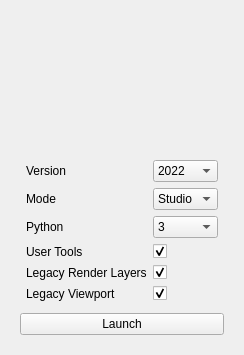
This is UI/main.ui in SGSMarkNA/Software_Launcher as Qt 5 draws it before an edit. The edited form follows.
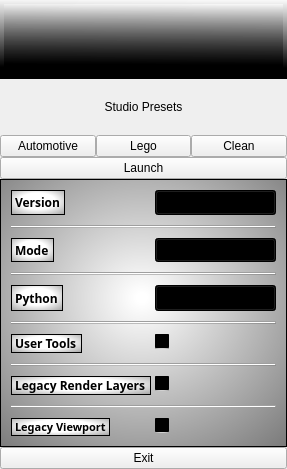
This is the edited form. Icons and pictures are not drawn. Custom widgets are drawn as their Qt base class.

Commit message: added Lego preset Button

Patch:
```diff
--- a/UI/main.ui
+++ b/UI/main.ui
@@ -6,31 +6,64 @@
    <rect>
     <x>0</x>
     <y>0</y>
-    <width>230</width>
-    <height>340</height>
+    <width>287</width>
+    <height>469</height>
    </rect>
   </property>
   <property name="windowTitle">
    <string>Software Launcher</string>
   </property>
   <layout class="QVBoxLayout" name="verticalLayout_2">
+   <property name="spacing">
+    <number>0</number>
+   </property>
+   <property name="leftMargin">
+    <number>0</number>
+   </property>
+   <property name="topMargin">
+    <number>0</number>
+   </property>
+   <property name="rightMargin">
+    <number>0</number>
+   </property>
+   <property name="bottomMargin">
+    <number>0</number>
+   </property>
    <item>
     <widget class="QWidget" name="widget" native="true">
      <layout class="QVBoxLayout" name="verticalLayout">
+      <property name="spacing">
+       <number>0</number>
+      </property>
+      <property name="leftMargin">
+       <number>0</number>
+      </property>
+      <property name="topMargin">
+       <number>0</number>
+      </property>
+      <property name="rightMargin">
+       <number>0</number>
+      </property>
+      <property name="bottomMargin">
+       <number>0</number>
+      </property>
       <item>
        <widget class="QWidget" name="widget_2" native="true">
+        <property name="styleSheet">
+         <string notr="true">background-color: qlineargradient(spread:pad, x1:0.433, y1:1, x2:0.449, y2:0, stop:0.147727 rgba(0, 0, 0, 255), stop:1 rgba(255, 255, 255, 135));</string>
+        </property>
         <layout class="QHBoxLayout" name="horizontalLayout">
          <property name="leftMargin">
-          <number>0</number>
+          <number>4</number>
          </property>
          <property name="topMargin">
-          <number>0</number>
+          <number>4</number>
          </property>
          <property name="rightMargin">
-          <number>0</number>
+          <number>4</number>
          </property>
          <property name="bottomMargin">
-          <number>0</number>
+          <number>4</number>
          </property>
          <item>
           <widget class="QLabel" name="label">
@@ -40,12 +73,6 @@
              <verstretch>128</verstretch>
             </sizepolicy>
            </property>
-           <property name="minimumSize">
-            <size>
-             <width>128</width>
-             <height>128</height>
-            </size>
-           </property>
            <property name="text">
             <string/>
            </property>
@@ -64,7 +91,92 @@
        </widget>
       </item>
       <item>
+       <layout class="QVBoxLayout" name="verticalLayout_4">
+        <item>
+         <widget class="QLabel" name="label_2">
+          <property name="text">
+           <string>Studio Presets</string>
+          </property>
+          <property name="alignment">
+           <set>Qt::AlignCenter</set>
+          </property>
+         </widget>
+        </item>
+        <item>
+         <layout class="QHBoxLayout" name="horizontalLayout_2">
+          <item>
+           <widget class="QPushButton" name="AutomotiveButton">
+            <property name="text">
+             <string>Automotive</string>
+            </property>
+           </widget>
+          </item>
+          <item>
+           <widget class="QPushButton" name="LegoButton">
+            <property name="text">
+             <string>Lego</string>
+            </property>
+           </widget>
+          </item>
+          <item>
+           <widget class="QPushButton" name="CleanButton">
+            <property name="text">
+             <string>Clean</string>
+            </property>
+           </widget>
+          </item>
+         </layout>
+        </item>
+       </layout>
+      </item>
+      <item>
+       <widget class="QPushButton" name="LaunchButton">
+        <property name="text">
+         <string>Launch</string>
+        </property>
+       </widget>
+      </item>
+      <item>
+       <widget class="QFrame" name="frame">
+        <property name="styleSheet">
+         <string notr="true">background-color: qradialgradient(spread:repeat, cx:0.488, cy:0.459, radius:1.565, fx:0.494, fy:0.443, stop:0.0113636 rgba(255, 255, 255, 255), stop:0.903409 rgba(0, 0, 0, 255));</string>
+        </property>
+        <property name="frameShape">
+         <enum>QFrame::Box</enum>
+        </property>
+        <property name="frameShadow">
+         <enum>QFrame::Plain</enum>
+        </property>
+        <layout class="QVBoxLayout" name="verticalLayout_3" stretch="0">
+         <property name="spacing">
+          <number>4</number>
+         </property>
+         <property name="leftMargin">
+          <number>4</number>
+         </property>
+         <property name="topMargin">
+          <number>4</number>
+         </property>
+         <property name="rightMargin">
+          <number>4</number>
+         </property>
+         <property name="bottomMargin">
+          <number>4</number>
+         </property>
+         <item>
        <layout class="QFormLayout" name="formLayout">
+           <property name="sizeConstraint">
+            <enum>QLayout::SetMinimumSize</enum>
+           </property>
+           <property name="fieldGrowthPolicy">
+            <enum>QFormLayout::AllNonFixedFieldsGrow</enum>
+           </property>
+           <property name="labelAlignment">
+            <set>Qt::AlignJustify|Qt::AlignVCenter</set>
+           </property>
+           <property name="verticalSpacing">
+            <number>10</number>
+           </property>
         <property name="leftMargin">
          <number>6</number>
         </property>
@@ -79,6 +191,19 @@
         </property>
         <item row="0" column="0">
          <widget class="QLabel" name="versionLabel">
+             <property name="font">
+              <font>
+               <family>OpenSymbol</family>
+               <weight>75</weight>
+               <bold>true</bold>
+              </font>
+             </property>
+             <property name="styleSheet">
+              <string notr="true">background-color: qradialgradient(spread:repeat, cx:0.488, cy:0.459, radius:1.565, fx:0.494, fy:0.443, stop:0.210227 rgba(255, 255, 255, 255), stop:0.903409 rgba(0, 0, 0, 255));</string>
+             </property>
+             <property name="frameShape">
+              <enum>QFrame::Box</enum>
+             </property>
           <property name="text">
            <string>Version</string>
           </property>
@@ -86,6 +211,16 @@
         </item>
         <item row="0" column="1">
          <widget class="QComboBox" name="versionComboBox">
+             <property name="font">
+              <font>
+               <family>OpenSymbol</family>
+               <weight>75</weight>
+               <bold>true</bold>
+              </font>
+             </property>
+             <property name="styleSheet">
+              <string notr="true">background-color: qradialgradient(spread:pad, cx:0.488, cy:0.459, radius:1.565, fx:0.494, fy:0.443, stop:0.272727 rgba(255, 255, 255, 255), stop:0.886364 rgba(0, 0, 0, 255));</string>
+             </property>
           <item>
            <property name="text">
             <string>2022</string>
@@ -98,15 +233,40 @@
           </item>
          </widget>
         </item>
-        <item row="1" column="0">
+           <item row="2" column="0">
          <widget class="QLabel" name="modeLabel">
+             <property name="font">
+              <font>
+               <family>OpenSymbol</family>
+               <weight>75</weight>
+               <bold>true</bold>
+               <stylestrategy>PreferAntialias</stylestrategy>
+              </font>
+             </property>
+             <property name="styleSheet">
+              <string notr="true">background-color: qradialgradient(spread:repeat, cx:0.488, cy:0.459, radius:1.565, fx:0.494, fy:0.443, stop:0.210227 rgba(255, 255, 255, 255), stop:0.903409 rgba(0, 0, 0, 255));</string>
+             </property>
+             <property name="frameShape">
+              <enum>QFrame::Box</enum>
+             </property>
           <property name="text">
            <string>Mode</string>
           </property>
          </widget>
         </item>
-        <item row="1" column="1">
+           <item row="2" column="1">
          <widget class="QComboBox" name="modeComboBox">
+             <property name="font">
+              <font>
+               <family>OpenSymbol</family>
+               <pointsize>8</pointsize>
+               <weight>75</weight>
+               <bold>true</bold>
+              </font>
+             </property>
+             <property name="styleSheet">
+              <string notr="true">background-color: qradialgradient(spread:pad, cx:0.488, cy:0.459, radius:1.565, fx:0.494, fy:0.443, stop:0.272727 rgba(255, 255, 255, 255), stop:0.886364 rgba(0, 0, 0, 255));</string>
+             </property>
           <item>
            <property name="text">
             <string>Studio</string>
@@ -119,15 +279,39 @@
           </item>
          </widget>
         </item>
-        <item row="2" column="0">
+           <item row="4" column="0">
          <widget class="QLabel" name="pythonLabel">
+             <property name="font">
+              <font>
+               <family>OpenSymbol</family>
+               <weight>75</weight>
+               <bold>true</bold>
+              </font>
+             </property>
+             <property name="styleSheet">
+              <string notr="true">background-color: qradialgradient(spread:repeat, cx:0.488, cy:0.459, radius:1.565, fx:0.494, fy:0.443, stop:0.210227 rgba(255, 255, 255, 255), stop:0.903409 rgba(0, 0, 0, 255));</string>
+             </property>
+             <property name="frameShape">
+              <enum>QFrame::Box</enum>
+             </property>
           <property name="text">
            <string>Python</string>
           </property>
          </widget>
         </item>
-        <item row="2" column="1">
+           <item row="4" column="1">
          <widget class="QComboBox" name="pythonComboBox">
+             <property name="font">
+              <font>
+               <family>OpenSymbol</family>
+               <pointsize>10</pointsize>
+               <weight>75</weight>
+               <bold>true</bold>
+              </font>
+             </property>
+             <property name="styleSheet">
+              <string notr="true">background-color: qradialgradient(spread:pad, cx:0.488, cy:0.459, radius:1.565, fx:0.494, fy:0.443, stop:0.272727 rgba(255, 255, 255, 255), stop:0.886364 rgba(0, 0, 0, 255));</string>
+             </property>
           <item>
            <property name="text">
             <string>3</string>
@@ -140,58 +324,163 @@
           </item>
          </widget>
         </item>
-        <item row="4" column="0">
+           <item row="6" column="0">
+            <widget class="QLabel" name="userToolsLabel">
+             <property name="font">
+              <font>
+               <family>OpenSymbol</family>
+               <weight>75</weight>
+               <bold>true</bold>
+              </font>
+             </property>
+             <property name="styleSheet">
+              <string notr="true">background-color: qradialgradient(spread:repeat, cx:0.488, cy:0.459, radius:1.565, fx:0.494, fy:0.443, stop:0.210227 rgba(255, 255, 255, 255), stop:0.903409 rgba(0, 0, 0, 255));</string>
+             </property>
+             <property name="frameShape">
+              <enum>QFrame::Box</enum>
+             </property>
+             <property name="text">
+              <string>User Tools</string>
+             </property>
+            </widget>
+           </item>
+           <item row="6" column="1">
+            <widget class="QCheckBox" name="userToolsCheckBox">
+             <property name="sizePolicy">
+              <sizepolicy hsizetype="Maximum" vsizetype="Fixed">
+               <horstretch>0</horstretch>
+               <verstretch>0</verstretch>
+              </sizepolicy>
+             </property>
+             <property name="styleSheet">
+              <string notr="true">background-color: qradialgradient(spread:repeat, cx:0.488, cy:0.459, radius:1.565, fx:0.494, fy:0.443, stop:0.210227 rgba(255, 255, 255, 255), stop:0.903409 rgba(0, 0, 0, 255));</string>
+             </property>
+             <property name="checked">
+              <bool>true</bool>
+             </property>
+            </widget>
+           </item>
+           <item row="8" column="0">
          <widget class="QLabel" name="legacyRenderLayersLabel">
+             <property name="font">
+              <font>
+               <family>OpenSymbol</family>
+               <weight>75</weight>
+               <bold>true</bold>
+              </font>
+             </property>
+             <property name="styleSheet">
+              <string notr="true">background-color: qradialgradient(spread:repeat, cx:0.488, cy:0.459, radius:1.565, fx:0.494, fy:0.443, stop:0.210227 rgba(255, 255, 255, 255), stop:0.903409 rgba(0, 0, 0, 255));</string>
+             </property>
+             <property name="frameShape">
+              <enum>QFrame::Box</enum>
+             </property>
           <property name="text">
            <string>Legacy Render Layers</string>
           </property>
          </widget>
         </item>
-        <item row="4" column="1">
+           <item row="8" column="1">
          <widget class="QCheckBox" name="legacyRenderLayersCheckBox">
+             <property name="sizePolicy">
+              <sizepolicy hsizetype="Maximum" vsizetype="Fixed">
+               <horstretch>0</horstretch>
+               <verstretch>0</verstretch>
+              </sizepolicy>
+             </property>
+             <property name="styleSheet">
+              <string notr="true">background-color: qradialgradient(spread:repeat, cx:0.488, cy:0.459, radius:1.565, fx:0.494, fy:0.443, stop:0.210227 rgba(255, 255, 255, 255), stop:0.903409 rgba(0, 0, 0, 255));</string>
+             </property>
           <property name="checked">
            <bool>true</bool>
           </property>
          </widget>
         </item>
-        <item row="5" column="0">
+           <item row="10" column="0">
          <widget class="QLabel" name="legacyViewportLabel">
+             <property name="font">
+              <font>
+               <family>OpenSymbol</family>
+               <pointsize>8</pointsize>
+               <weight>75</weight>
+               <bold>true</bold>
+              </font>
+             </property>
+             <property name="styleSheet">
+              <string notr="true">background-color: qradialgradient(spread:repeat, cx:0.488, cy:0.459, radius:1.565, fx:0.494, fy:0.443, stop:0.210227 rgba(255, 255, 255, 255), stop:0.903409 rgba(0, 0, 0, 255));</string>
+             </property>
+             <property name="frameShape">
+              <enum>QFrame::Box</enum>
+             </property>
           <property name="text">
            <string>Legacy Viewport</string>
           </property>
          </widget>
         </item>
-        <item row="5" column="1">
+           <item row="10" column="1">
          <widget class="QCheckBox" name="legacyViewportCheckBox">
+             <property name="sizePolicy">
+              <sizepolicy hsizetype="Maximum" vsizetype="Fixed">
+               <horstretch>0</horstretch>
+               <verstretch>0</verstretch>
+              </sizepolicy>
+             </property>
+             <property name="styleSheet">
+              <string notr="true">background-color: qradialgradient(spread:repeat, cx:0.488, cy:0.459, radius:1.565, fx:0.494, fy:0.443, stop:0.210227 rgba(255, 255, 255, 255), stop:0.903409 rgba(0, 0, 0, 255));</string>
+             </property>
           <property name="checked">
            <bool>true</bool>
           </property>
          </widget>
         </item>
-        <item row="3" column="0">
-         <widget class="QLabel" name="userToolsLabel">
-          <property name="text">
-           <string>User Tools</string>
+           <item row="9" column="0" colspan="2">
+            <widget class="Line" name="line">
+             <property name="orientation">
+              <enum>Qt::Horizontal</enum>
           </property>
          </widget>
         </item>
-        <item row="3" column="1">
-         <widget class="QCheckBox" name="userToolsCheckBox">
-          <property name="checked">
-           <bool>true</bool>
+           <item row="7" column="0" colspan="2">
+            <widget class="Line" name="line_2">
+             <property name="orientation">
+              <enum>Qt::Horizontal</enum>
           </property>
          </widget>
         </item>
-       </layout>
+           <item row="5" column="0" colspan="2">
+            <widget class="Line" name="line_3">
+             <property name="orientation">
+              <enum>Qt::Horizontal</enum>
+             </property>
+            </widget>
+           </item>
+           <item row="3" column="0" colspan="2">
+            <widget class="Line" name="line_4">
+             <property name="orientation">
+              <enum>Qt::Horizontal</enum>
+             </property>
+            </widget>
+           </item>
+           <item row="1" column="0" colspan="2">
+            <widget class="Line" name="line_5">
+             <property name="orientation">
+              <enum>Qt::Horizontal</enum>
+             </property>
+            </widget>
+           </item>
+          </layout>
+         </item>
+        </layout>
+       </widget>
+      </item>
+     </layout>
+    </widget>
       </item>
       <item>
-       <widget class="QPushButton" name="LaunchButton">
+    <widget class="QPushButton" name="pushButton">
         <property name="text">
-         <string>Launch</string>
-        </property>
-       </widget>
-      </item>
-     </layout>
+      <string>Exit</string>
+     </property>
     </widget>
    </item>
   </layout>
```
Left out of the diff: 24 changed lines with no effect on the pictures. Lines whose indentation alone changed are shown as unchanged. The commit also changes 1 other file.
